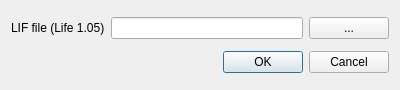
First picture: the form in life_generator/dialog.ui, repository matrixsmaster/MILLA, before the edit.
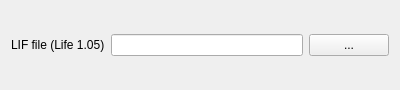
Second picture: the form after the edit. Icons and pictures are not drawn.

```diff
--- a/life_generator/dialog.ui
+++ b/life_generator/dialog.ui
@@ -1,7 +1,7 @@
 <?xml version="1.0" encoding="UTF-8"?>
 <ui version="4.0">
  <class>LifeCfgDialog</class>
- <widget class="QDialog" name="LifeCfgDialog">
+ <widget class="QWidget" name="LifeCfgDialog">
   <property name="windowModality">
    <enum>Qt::ApplicationModal</enum>
   </property>
@@ -42,13 +42,6 @@
      </item>
     </layout>
    </item>
-   <item>
-    <widget class="QDialogButtonBox" name="buttonBox">
-     <property name="standardButtons">
-      <set>QDialogButtonBox::Cancel|QDialogButtonBox::Ok</set>
-     </property>
-    </widget>
-   </item>
   </layout>
  </widget>
  <layoutdefault spacing="6" margin="11"/>
```
